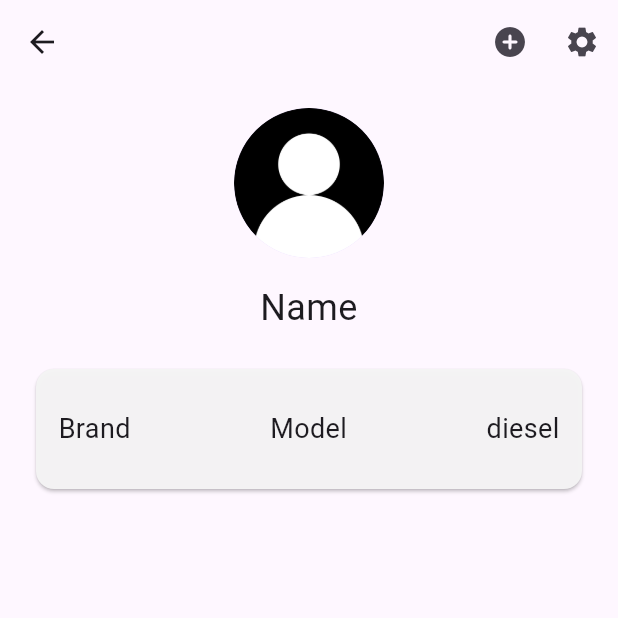
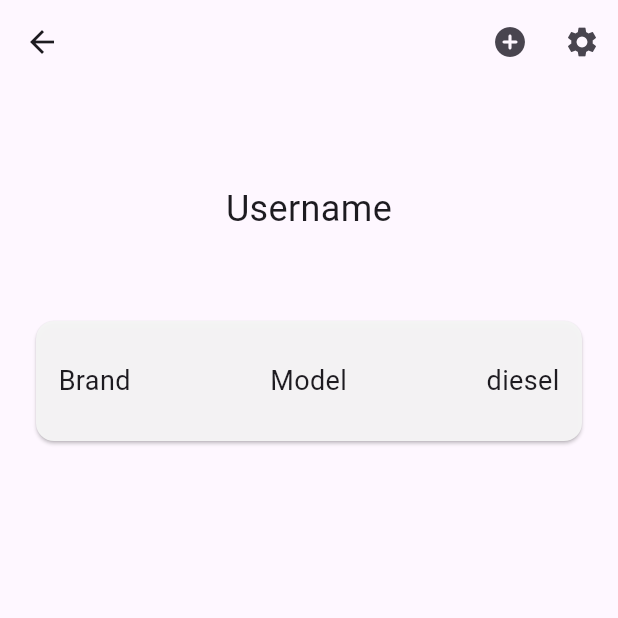
Before and after one commit to Slinza/gas_io, a Flutter app: the UserScreen screen opened directly, on a phone screen of 412 x 824 dp, the top half of it. Run offline on Flutter 3.47's test engine with Material 3 defaults, Android fonts, the phone set to English and light mode, and no system bars; drawn by our look-alikes of flutter_slidable; our stand-ins replace fl_chart, flutter_form_builder, form_builder_validators, geolocator, google_fonts, google_maps_flutter and 2 more; missing offline and left inert: flutter_config; accounts and stored records are empty; Roboto replaces fonts that are missing (Abel).

Commit message:
remove user icon and clean code

```diff
--- a/lib/screens/user_screen.dart
+++ b/lib/screens/user_screen.dart
@@ -212,20 +212,21 @@ class _UserScreenState extends State<UserScreen> {
               ? Column(
                   crossAxisAlignment: CrossAxisAlignment.stretch,
                   children: [
-                    Center(
-                      child: Stack(
-                        children: [
-                          CircleAvatar(
-                            radius: 50.0,
-                            backgroundImage: AssetImage(
-                                profilePic), //NetworkImage(profilePic),
-                          ),
-                        ],
-                      ),
-                    ),
-                    const SizedBox(height: 16.0),
+                    // Center(
+                    //   child: Stack(
+                    //     children: [
+                    //       CircleAvatar(
+                    //         radius: 50.0,
+                    //         backgroundImage: AssetImage(
+                    //             profilePic), //NetworkImage(profilePic),
+                    //       ),
+                    //     ],
+                    //   ),
+                    // ),
+                    // const SizedBox(height: 16.0),
+                    const SizedBox(height: 50.0),
                     Text(
-                      _user!.name,
+                      _user!.username,
                       textAlign: TextAlign.center,
                       style: detailsStyle,
                       // textAlign: TextAlign.center,
@@ -234,7 +235,7 @@ class _UserScreenState extends State<UserScreen> {
                       //   border: InputBorder.none,
                       // ),
                     ),
-                    const SizedBox(height: 16.0),
+                    const SizedBox(height: 50.0),
                     SizedBox(
                       width: 200,
                       height: 600,
```
